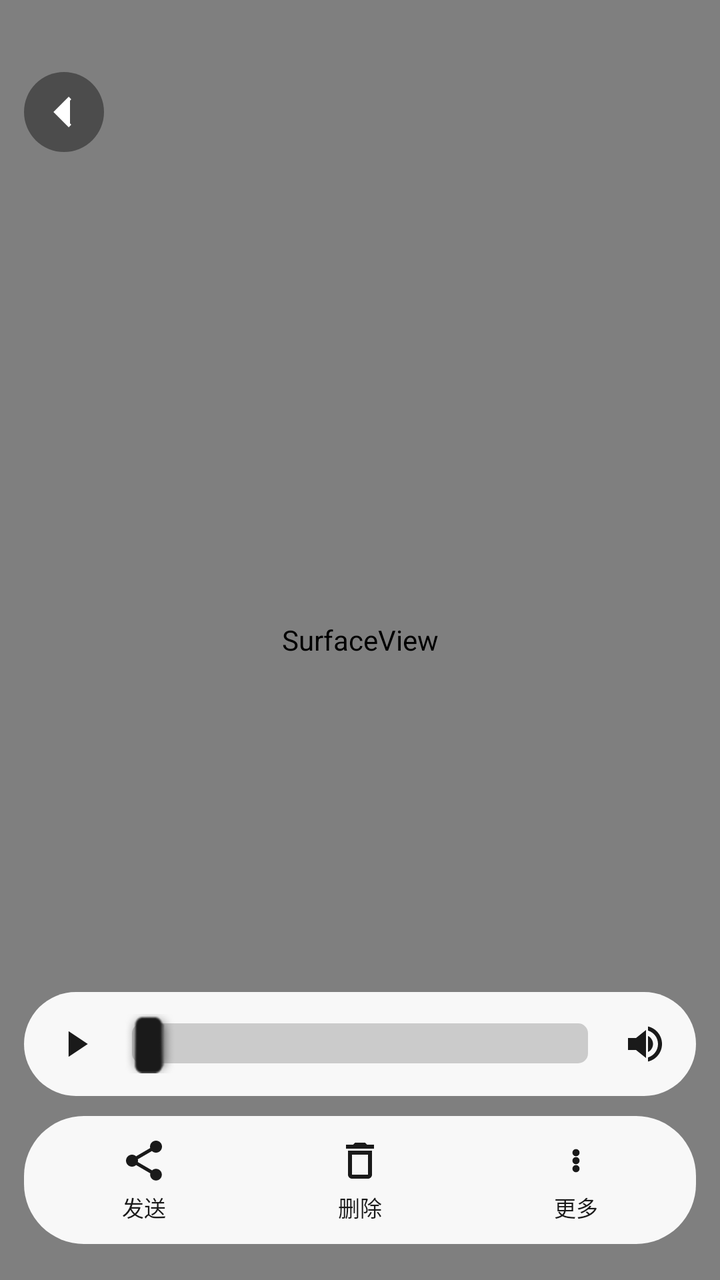
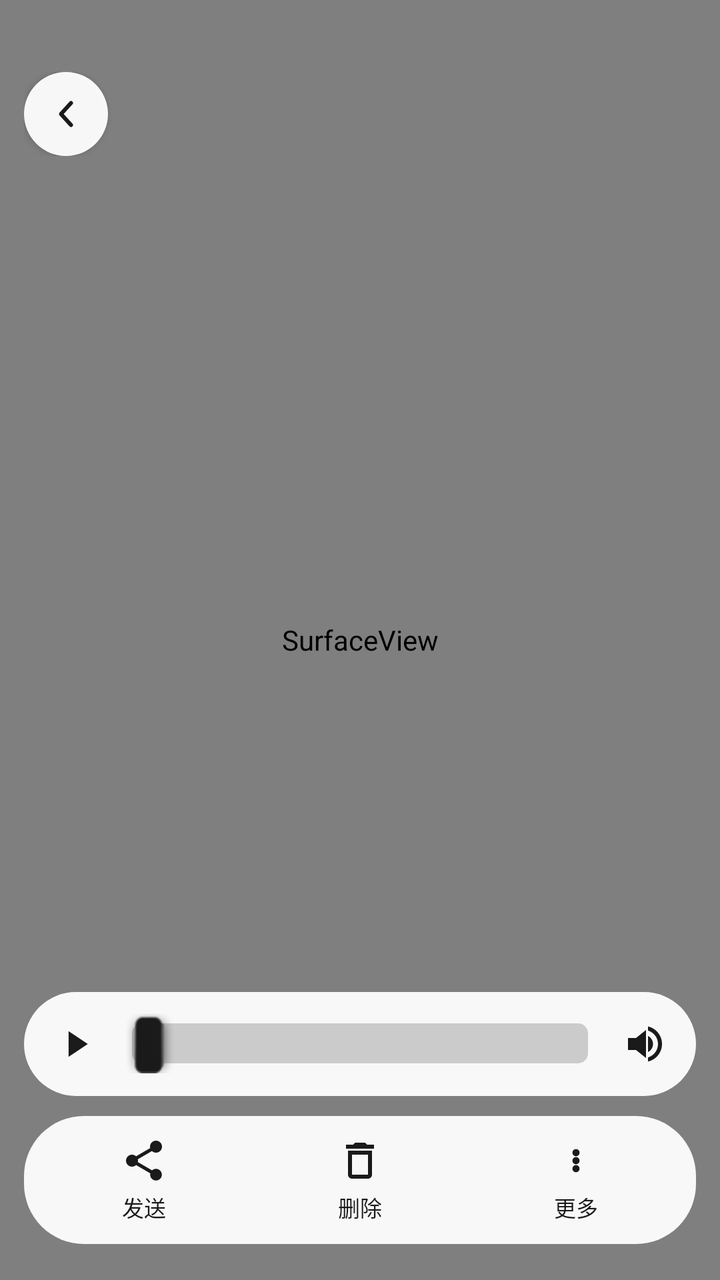

Two renders of the same Android screen: before a commit and after it. Below are the layout's source before the change and the commit's diff.
<!-- AndroidManifest.xml: activity theme android:Theme.Black.NoTitleBar -->
<!-- res/layout/activity_video_player.xml -->
<?xml version="1.0" encoding="utf-8"?>
<FrameLayout xmlns:android="http://schemas.android.com/apk/res/android"
    android:id="@+id/video_root"
    android:layout_width="match_parent"
    android:layout_height="match_parent"
    android:background="@color/video_bg">

    <SurfaceView
        android:id="@+id/video_surface"
        android:layout_width="match_parent"
        android:layout_height="match_parent"
        android:layout_gravity="center" />

    
    <LinearLayout
        android:id="@+id/video_top"
        android:layout_width="match_parent"
        android:layout_height="wrap_content"
        android:layout_gravity="top"
        android:paddingHorizontal="12dp"
        android:paddingTop="36dp"
        android:paddingBottom="8dp"
        android:gravity="center_vertical"
        android:orientation="horizontal">

        <ImageButton
            android:id="@+id/btn_video_back"
            android:layout_width="40dp"
            android:layout_height="40dp"
            android:background="@drawable/bg_circle_scrim"
            android:padding="8dp"
            android:src="@drawable/ic_video_back"
            android:contentDescription="@string/video_back" />

        <TextView
            android:id="@+id/tv_video_date"
            android:layout_width="0dp"
            android:layout_height="wrap_content"
            android:layout_weight="1"
            android:gravity="center"
            android:textColor="#F2FFFFFF"
            android:textSize="14sp" />
    </LinearLayout>

    
    <LinearLayout
        android:id="@+id/video_controls"
        android:layout_width="match_parent"
        android:layout_height="wrap_content"
        android:layout_gravity="bottom"
        android:orientation="vertical"
        android:paddingHorizontal="12dp"
        android:paddingBottom="18dp">

        <LinearLayout
            android:layout_width="match_parent"
            android:layout_height="52dp"
            android:background="@drawable/bg_video_pill"
            android:gravity="center_vertical"
            android:orientation="horizontal"
            android:paddingStart="4dp"
            android:paddingEnd="4dp">

            <ImageButton
                android:id="@+id/btn_video_play"
                android:layout_width="44dp"
                android:layout_height="44dp"
                android:background="@null"
                android:padding="10dp"
                android:src="@drawable/ic_video_play"
                android:contentDescription="@string/video_play" />

            <SeekBar
                android:id="@+id/seek_video"
                android:layout_width="0dp"
                android:layout_height="wrap_content"
                android:layout_weight="1"
                android:progressBackgroundTint="@color/video_track"
                android:progressTint="@color/video_icon"
                android:thumbTint="@color/video_icon"
                android:splitTrack="false"
                android:paddingHorizontal="6dp" />

            <ImageButton
                android:id="@+id/btn_video_mute"
                android:layout_width="44dp"
                android:layout_height="44dp"
                android:background="@null"
                android:padding="10dp"
                android:src="@drawable/ic_video_volume"
                android:contentDescription="@string/video_mute" />
        </LinearLayout>

        <LinearLayout
            android:layout_width="match_parent"
            android:layout_height="64dp"
            android:layout_marginTop="10dp"
            android:background="@drawable/bg_video_pill"
            android:orientation="horizontal"
            android:paddingHorizontal="6dp">

            <LinearLayout
                android:id="@+id/act_video_send"
                style="@style/VideoActionItem">

                <ImageView
                    style="@style/VideoActionIcon"
                    android:src="@drawable/ic_video_share" />

                <TextView style="@style/VideoActionLabel" android:text="@string/video_send" />
            </LinearLayout>

            /LinearLayout>

            /LinearLayout>

            <LinearLayout
                android:id="@+id/act_video_delete"
                style="@style/VideoActionItem">

                <ImageView
                    style="@style/VideoActionIcon"
                    android:src="@drawable/ic_video_delete" />

                <TextView style="@style/VideoActionLabel" android:text="@string/video_delete" />
            </LinearLayout>

            <LinearLayout
                android:id="@+id/act_video_more"
                style="@style/VideoActionItem">

                <ImageView
                    style="@style/VideoActionIcon"
                    android:src="@drawable/ic_video_more" />

                <TextView style="@style/VideoActionLabel" android:text="@string/video_more" />
            </LinearLayout>
        </LinearLayout>
    </LinearLayout>
</FrameLayout>
<!-- resources referenced by this layout -->
<resources>
  <color name="video_bg">#FF000000</color>
  <color name="video_icon">#FF1A1A1A</color>
  <color name="video_track">#2E000000</color>
  <!-- drawable bg_circle_scrim (drawable) -->
  <?xml version="1.0" encoding="utf-8"?>
  <shape xmlns:android="http://schemas.android.com/apk/res/android" android:shape="oval">
      <solid android:color="@color/video_scrim" />
  </shape>
  <!-- drawable bg_video_pill (drawable) -->
  <?xml version="1.0" encoding="utf-8"?>
  <shape xmlns:android="http://schemas.android.com/apk/res/android" android:shape="rectangle">
      <solid android:color="@color/video_pill" />
      <corners android:radius="30dp" />
  </shape>
  <!-- drawable ic_video_back (drawable) -->
  <vector xmlns:android="http://schemas.android.com/apk/res/android"
      android:width="24dp" android:height="24dp"
      android:viewportWidth="24" android:viewportHeight="24"
      android:tint="#FFFFFFFF">
      <path android:fillColor="#FF000000" android:strokeColor="#FF000000" android:strokeWidth="1.8"
          android:pathData="M15,5L8,12l7,7" />
  </vector>
  <!-- drawable ic_video_delete (drawable) -->
  <vector xmlns:android="http://schemas.android.com/apk/res/android"
      android:width="24dp" android:height="24dp"
      android:viewportWidth="24" android:viewportHeight="24"
      android:tint="@color/video_icon">
      <path android:fillColor="#FF000000" android:pathData="M6,19c0,1.1 0.9,2 2,2h8c1.1,0 2,-0.9 2,-2V7H6v12zM8,9h8v10H8V9zM15.5,4l-1,-1h-5l-1,1H5v2h14V4z" />
  </vector>
  <!-- drawable ic_video_more (drawable) -->
  <vector xmlns:android="http://schemas.android.com/apk/res/android"
      android:width="24dp" android:height="24dp"
      android:viewportWidth="24" android:viewportHeight="24"
      android:tint="@color/video_icon">
      <path android:fillColor="#FF000000" android:pathData="M12,8m-1.8,0a1.8,1.8 0,1 1,3.6 0a1.8,1.8 0,1 1,-3.6 0M12,12m-1.8,0a1.8,1.8 0,1 1,3.6 0a1.8,1.8 0,1 1,-3.6 0M12,16m-1.8,0a1.8,1.8 0,1 1,3.6 0a1.8,1.8 0,1 1,-3.6 0" />
  </vector>
  <!-- drawable ic_video_play (drawable) -->
  <vector xmlns:android="http://schemas.android.com/apk/res/android"
      android:width="24dp" android:height="24dp"
      android:viewportWidth="24" android:viewportHeight="24"
      android:tint="@color/video_icon">
      <path android:fillColor="#FF000000" android:pathData="M8.3,5.6L17.9,12L8.3,18.4Z" />
  </vector>
  <string name="video_back">返回</string>
  <string name="video_delete">删除</string>
  <string name="video_more">更多</string>
  <string name="video_mute">静音</string>
  <string name="video_play">播放</string>
  <string name="video_send">发送</string>
  <style name="VideoActionIcon">
          <item name="android:layout_width">24dp</item>
          <item name="android:layout_height">24dp</item>
          <item name="android:contentDescription">@null</item>
      </style>
  <style name="VideoActionItem">
          <item name="android:layout_width">0dp</item>
          <item name="android:layout_height">match_parent</item>
          <item name="android:layout_weight">1</item>
          <item name="android:gravity">center</item>
          <item name="android:orientation">vertical</item>
          <item name="android:clickable">true</item>
          <item name="android:focusable">true</item>
          <item name="android:background">?android:attr/selectableItemBackgroundBorderless</item>
      </style>
  <style name="VideoActionLabel">
          <item name="android:layout_width">wrap_content</item>
          <item name="android:layout_height">wrap_content</item>
          <item name="android:layout_marginTop">3dp</item>
          <item name="android:textColor">@color/video_icon</item>
          <item name="android:textSize">11sp</item>
      </style>
  <color name="video_scrim">#66000000</color>
  <color name="video_pill">#F2FFFFFF</color>
  <!-- unchanged entries left out for length: 2 -->
</resources>

<!-- the commit's change to res/layout/activity_video_player.xml (unified diff, before → after) -->
@@ -25,10 +25,11 @@
 
         <ImageButton
             android:id="@+id/btn_video_back"
-            android:layout_width="40dp"
-            android:layout_height="40dp"
-            android:background="@drawable/bg_circle_scrim"
-            android:padding="8dp"
+            android:layout_width="42dp"
+            android:layout_height="42dp"
+            android:background="@drawable/bg_circle_light"
+            android:elevation="2dp"
+            android:padding="9dp"
             android:src="@drawable/ic_video_back"
             android:contentDescription="@string/video_back" />
 
<!-- resource entries referenced after the edit -->
@@ -3,10 +3,10 @@
   <color name="video_bg">#FF000000</color>
   <color name="video_icon">#FF1A1A1A</color>
   <color name="video_track">#2E000000</color>
-  <!-- drawable bg_circle_scrim (drawable) -->
+  <!-- drawable bg_circle_light (drawable) -->
   <?xml version="1.0" encoding="utf-8"?>
   <shape xmlns:android="http://schemas.android.com/apk/res/android" android:shape="oval">
-      <solid android:color="@color/video_scrim" />
+      <solid android:color="#F2FFFFFF" />
   </shape>
   <!-- drawable bg_video_pill (drawable) -->
   <?xml version="1.0" encoding="utf-8"?>
@@ -18,9 +18,10 @@
   <vector xmlns:android="http://schemas.android.com/apk/res/android"
       android:width="24dp" android:height="24dp"
       android:viewportWidth="24" android:viewportHeight="24"
-      android:tint="#FFFFFFFF">
-      <path android:fillColor="#FF000000" android:strokeColor="#FF000000" android:strokeWidth="1.8"
-          android:pathData="M15,5L8,12l7,7" />
+      android:tint="@color/video_icon">
+      <path android:fillColor="#00000000" android:strokeColor="#FF000000"
+          android:strokeWidth="2" android:strokeLineCap="round" android:strokeLineJoin="round"
+          android:pathData="M14.5,6.5L9.5,12l5,5.5" />
   </vector>
   <!-- drawable ic_video_delete (drawable) -->
   <vector xmlns:android="http://schemas.android.com/apk/res/android"
@@ -71,7 +72,6 @@
           <item name="android:textColor">@color/video_icon</item>
           <item name="android:textSize">11sp</item>
       </style>
-  <color name="video_scrim">#66000000</color>
   <color name="video_pill">#F2FFFFFF</color>
   <!-- unchanged entries left out for length: 2 -->
 </resources>
